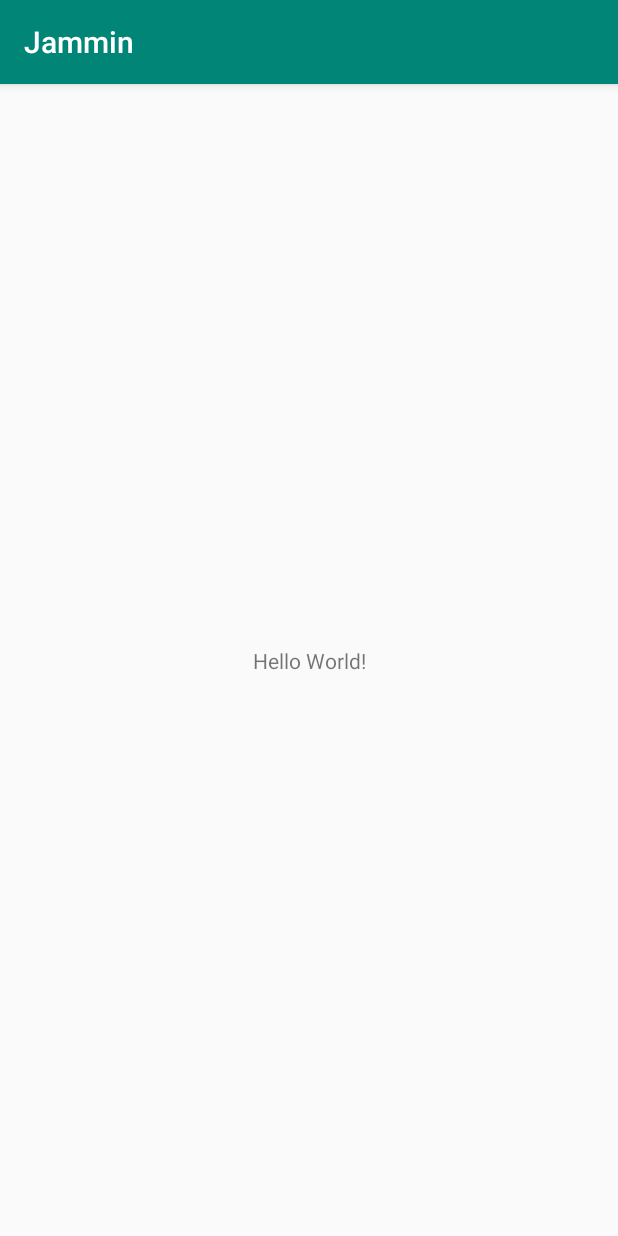
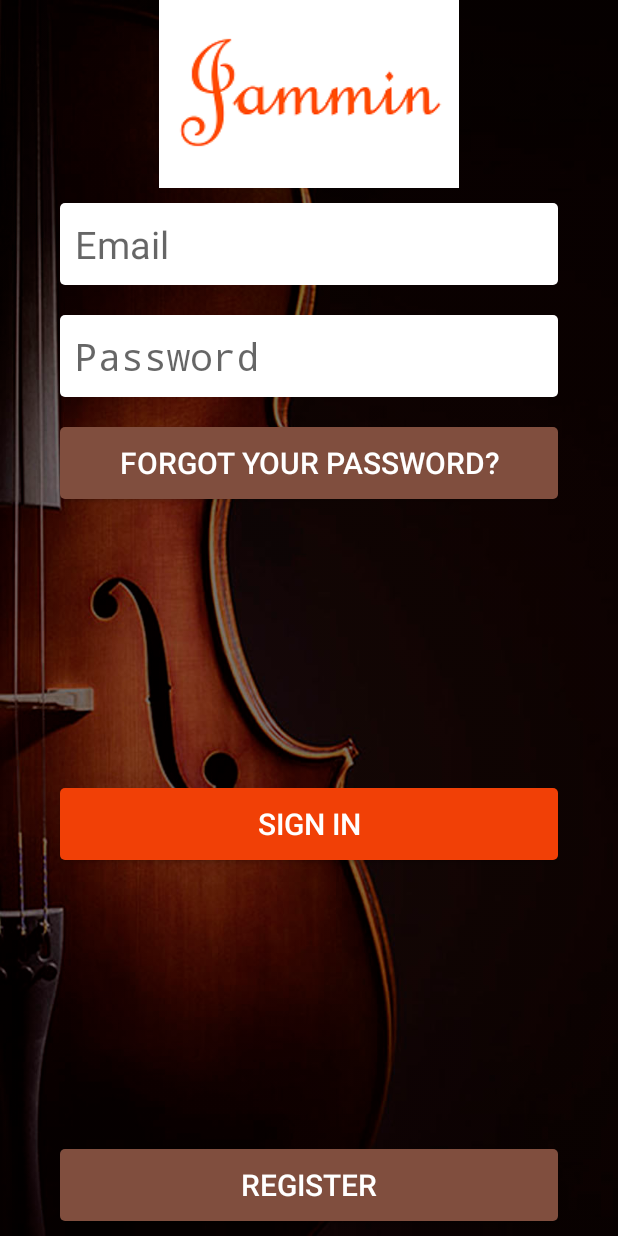
Before and after one commit to JerryMann/Jammin, an Android app: the screen it shows after launch (MainActivity before the commit, SignInActivity after it), on a phone screen of 412 x 824 dp. Run offline under Robolectric (Android 15) with nearby library versions, the phone set to English and light mode, and no system bars.

Commit message:
Created signUp and signIn activities and its layouts

```diff
--- /dev/null
+++ b/app/src/main/java/by/itacademy/pvt/jammin/SignInActivity.kt
@@ -0,0 +1,18 @@
+package by.itacademy.pvt.jammin
+
+import android.app.Activity
+import android.content.Intent
+import android.os.Bundle
+import kotlinx.android.synthetic.main.activity_sign_in.*
+
+class SignInActivity : Activity() {
+
+    override fun onCreate(savedInstanceState: Bundle?) {
+        super.onCreate(savedInstanceState)
+        setContentView(R.layout.activity_sign_in)
+
+        signUpButton.setOnClickListener {
+            startActivity(Intent(this, SignUpActivity::class.java))
+        }
+    }
+}
--- a/app/src/main/java/by/itacademy/pvt/jammin/MainActivity.kt
+++ b/app/src/main/java/by/itacademy/pvt/jammin/UserListActivity.kt
@@ -1,12 +1,13 @@
 package by.itacademy.pvt.jammin
 
-import androidx.appcompat.app.AppCompatActivity
+import android.app.Activity
 import android.os.Bundle
 
-class MainActivity : AppCompatActivity() {
+class UserListActivity : Activity() {
 
     override fun onCreate(savedInstanceState: Bundle?) {
         super.onCreate(savedInstanceState)
-        setContentView(R.layout.activity_main)
+        setContentView(R.layout.activity_list_user)
     }
+
 }
--- /dev/null
+++ b/app/src/main/res/drawable/roundcorner_button.xml
@@ -0,0 +1,5 @@
+<?xml version="1.0" encoding="utf-8"?>
+<shape xmlns:android="http://schemas.android.com/apk/res/android">
+    <solid android:color="@color/colorButtonSign" />
+    <corners android:radius="3dp" />
+</shape>
--- /dev/null
+++ b/app/src/main/res/drawable/roundcorner_edit_text.xml
@@ -0,0 +1,5 @@
+<?xml version="1.0" encoding="utf-8"?>
+<shape xmlns:android="http://schemas.android.com/apk/res/android">
+    <solid android:color="@color/colorEditText" />
+    <corners android:radius="3dp" />
+</shape>
--- /dev/null
+++ b/app/src/main/res/drawable/roundcorner_enter_button.xml
@@ -0,0 +1,5 @@
+<?xml version="1.0" encoding="utf-8"?>
+<shape xmlns:android="http://schemas.android.com/apk/res/android">
+    <solid android:color="@color/colorButtonSignIn" />
+    <corners android:radius="3dp" />
+</shape>
--- a/app/src/main/res/layout/activity_main.xml
+++ /dev/null
@@ -1,19 +0,0 @@
-<?xml version="1.0" encoding="utf-8"?>
-<androidx.constraintlayout.widget.ConstraintLayout
-        xmlns:android="http://schemas.android.com/apk/res/android"
-        xmlns:tools="http://schemas.android.com/tools"
-        xmlns:app="http://schemas.android.com/apk/res-auto"
-        android:layout_width="match_parent"
-        android:layout_height="match_parent"
-        tools:context=".MainActivity">
-
-    <TextView
-            android:layout_width="wrap_content"
-            android:layout_height="wrap_content"
-            android:text="Hello World!"
-            app:layout_constraintBottom_toBottomOf="parent"
-            app:layout_constraintLeft_toLeftOf="parent"
-            app:layout_constraintRight_toRightOf="parent"
-            app:layout_constraintTop_toTopOf="parent"/>
-
-</androidx.constraintlayout.widget.ConstraintLayout>
--- /dev/null
+++ b/app/src/main/res/layout/activity_sign_in.xml
@@ -0,0 +1,77 @@
+<?xml version="1.0" encoding="utf-8"?>
+<LinearLayout
+        xmlns:android="http://schemas.android.com/apk/res/android"
+        xmlns:tools="http://schemas.android.com/tools"
+        android:background="@drawable/background"
+        android:orientation="vertical"
+        android:layout_width="match_parent"
+        android:layout_height="match_parent"
+        tools:context=".SignInActivity">
+
+    <ImageView
+            android:layout_gravity="center"
+            android:layout_width="wrap_content"
+            android:layout_height="wrap_content"
+            android:background="@drawable/logo"
+            android:contentDescription="@string/logo"/>
+
+    <EditText
+            android:id="@+id/emailInput"
+            style="@style/EditTextStyle"
+            android:layout_width="match_parent"
+            android:layout_height="wrap_content"
+            android:autofillHints="@string/emailHint"
+            android:background="@drawable/roundcorner_edit_text"
+            android:hint="@string/emailHint"
+            android:inputType="textEmailAddress"
+            tools:targetApi="o"/>
+
+    <EditText
+            android:id="@+id/passwordInput"
+            style="@style/EditTextStyle"
+            android:layout_width="match_parent"
+            android:layout_height="wrap_content"
+            android:autofillHints="@string/password"
+            android:background="@drawable/roundcorner_edit_text"
+            android:hint="@string/password"
+            android:inputType="textPassword"
+            tools:targetApi="o"/>
+
+    <Button
+            android:id="@+id/forgotPassword"
+            style="@style/SignUpStyle"
+            android:layout_gravity="center"
+            android:layout_width="match_parent"
+            android:layout_height="wrap_content"
+            android:text="@string/forgot"
+            android:background="@drawable/roundcorner_button"/>
+
+    <TextView
+            android:layout_width="wrap_content"
+            android:layout_height="0dp"
+            android:layout_weight="1"/>
+
+    <Button
+            android:id="@+id/signInButton"
+            style="@style/SignUpStyle"
+            android:layout_gravity="center"
+            android:layout_width="match_parent"
+            android:layout_height="wrap_content"
+            android:text="@string/sign_in"
+            android:background="@drawable/roundcorner_enter_button"/>
+
+    <TextView
+            android:layout_width="wrap_content"
+            android:layout_height="0dp"
+            android:layout_weight="1"/>
+
+    <Button
+            android:id="@+id/signUpButton"
+            style="@style/SignUpStyle"
+            android:layout_gravity="center"
+            android:layout_width="match_parent"
+            android:layout_height="wrap_content"
+            android:text="@string/register"
+            android:background="@drawable/roundcorner_button"/>
+
+</LinearLayout>
--- a/app/src/main/res/values/colors.xml
+++ b/app/src/main/res/values/colors.xml
@@ -3,4 +3,8 @@
     <color name="colorPrimary">#008577</color>
     <color name="colorPrimaryDark">#00574B</color>
     <color name="colorAccent">#D81B60</color>
+    <color name="colorEditText">#FFFFFF</color>
+    <color name="colorButtonSign">#804E3E</color>
+    <color name="white">#FFFFFF</color>
+    <color name="colorButtonSignIn">#F14006</color>
 </resources>
--- /dev/null
+++ b/app/src/main/res/values/dimens.xml
@@ -0,0 +1,6 @@
+<?xml version="1.0" encoding="utf-8"?>
+<resources>
+    <dimen name="editTextMarginHorizontal">40dp</dimen>
+    <dimen name="editTextMarginVertical">10dp</dimen>
+    <dimen name="editTextPadding">10dp</dimen>
+</resources>
--- a/app/src/main/res/values/strings.xml
+++ b/app/src/main/res/values/strings.xml
@@ -1,3 +1,13 @@
 <resources>
     <string name="app_name">Jammin</string>
+    <string name="logo">logo</string>
+    <string name="emailHint">Email</string>
+    <string name="password">Password</string>
+    <string name="forgot">Forgot your password?</string>
+    <string name="sign_in">Sign In</string>
+    <string name="register">Register</string>
+    <string name="first_name">First name</string>
+    <string name="last_name">Last name</string>
+    <string name="confirm_password">Confirm password</string>
+    <string name="back_without_saving">Back without saving</string>
 </resources>
--- a/app/src/main/res/values/styles.xml
+++ b/app/src/main/res/values/styles.xml
@@ -8,4 +8,24 @@
         <item name="colorAccent">@color/colorAccent</item>
     </style>
 
+    <style name="EditTextStyle">
+        <item name="android:layout_marginStart">@dimen/editTextMarginHorizontal</item>
+        <item name="android:layout_marginEnd">@dimen/editTextMarginHorizontal</item>
+        <item name="android:layout_marginTop">@dimen/editTextMarginVertical</item>
+        <item name="android:layout_marginBottom">@dimen/editTextMarginVertical</item>
+        <item name="android:padding">@dimen/editTextPadding</item>
+        <item name="android:textSize">25sp</item>
+    </style>
+
+    <style name="SignUpStyle">
+        <item name="android:layout_marginStart">@dimen/editTextMarginHorizontal</item>
+        <item name="android:layout_marginEnd">@dimen/editTextMarginHorizontal</item>
+        <item name="android:layout_marginTop">@dimen/editTextMarginVertical</item>
+        <item name="android:layout_marginBottom">@dimen/editTextMarginVertical</item>
+        <item name="android:padding">@dimen/editTextPadding</item>
+        <item name="android:textSize">20sp</item>
+        <item name="android:textColor">@color/white</item>
+    </style>
+
+
 </resources>
```
Also changed, not shown: app/src/main/AndroidManifest.xml (+7 -4 lines), app/src/main/java/by/itacademy/pvt/jammin/SignUpActivity.kt (added, +17 -0 lines), app/src/main/res/layout/activity_list_user.xml (added, +7 -0 lines), app/src/main/res/layout/activity_sign_up.xml (added, +100 -0 lines), app/src/main/res/drawable/background.jpg (added), app/src/main/res/drawable/logo.png (added).
